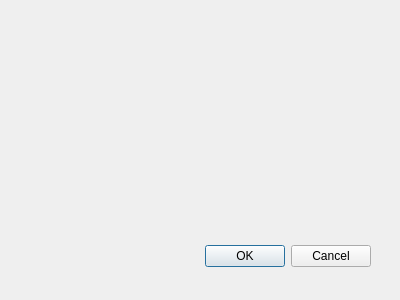
MathieuChailloux/BioDispersal, file eco_cont_dialog_base.ui: the form before one commit.
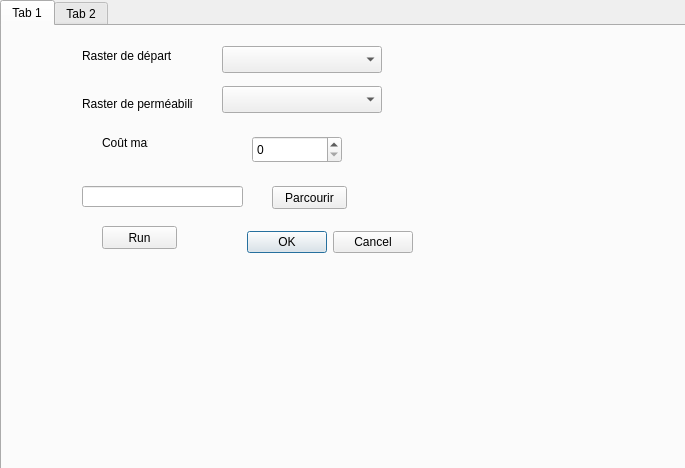
The form after the commit. Custom widgets are drawn as their Qt base class.

Commit message: Custom interface working with QGIS 3.0

```diff
--- a/eco_cont_dialog_base.ui
+++ b/eco_cont_dialog_base.ui
@@ -1,34 +1,174 @@
 <ui version="4.0" >
  <class>EcologicalContinuityDialogBase</class>
- <widget class="QDialog" name="EcologicalContinuityDialogBase" >
-  <property name="geometry" >
+ <widget class="QDialog" name="EcologicalContinuityDialogBase">
+  <property name="geometry">
    <rect>
     <x>0</x>
     <y>0</y>
-    <width>400</width>
-    <height>300</height>
+    <width>685</width>
+    <height>468</height>
    </rect>
   </property>
   <property name="windowTitle" >
    <string>Ecological Continuity</string>
   </property>
-  <widget class="QDialogButtonBox" name="button_box" >
-   <property name="geometry" >
+  <widget class="QTabWidget" name="tabWidget">
+   <property name="geometry">
     <rect>
-     <x>30</x>
-     <y>240</y>
-     <width>341</width>
-     <height>32</height>
+     <x>0</x>
+     <y>0</y>
+     <width>691</width>
+     <height>471</height>
     </rect>
    </property>
-   <property name="orientation" >
-    <enum>Qt::Horizontal</enum>
+   <property name="currentIndex">
+    <number>0</number>
    </property>
-   <property name="standardButtons" >
-    <set>QDialogButtonBox::Cancel|QDialogButtonBox::Ok</set>
-   </property>
+   <widget class="QWidget" name="tab">
+    <attribute name="title">
+     <string>Tab 1</string>
+    </attribute>
+    <widget class="QDialogButtonBox" name="button_box">
+     <property name="geometry">
+      <rect>
+       <x>230</x>
+       <y>200</y>
+       <width>181</width>
+       <height>32</height>
+      </rect>
+     </property>
+     <property name="orientation">
+      <enum>Qt::Horizontal</enum>
+     </property>
+     <property name="standardButtons">
+      <set>QDialogButtonBox::Cancel|QDialogButtonBox::Ok</set>
+     </property>
+    </widget>
+    <widget class="QLabel" name="label">
+     <property name="geometry">
+      <rect>
+       <x>80</x>
+       <y>20</y>
+       <width>91</width>
+       <height>20</height>
+      </rect>
+     </property>
+     <property name="text">
+      <string>Raster de départ</string>
+     </property>
+    </widget>
+    <widget class="QLabel" name="label_2">
+     <property name="geometry">
+      <rect>
+       <x>80</x>
+       <y>70</y>
+       <width>111</width>
+       <height>16</height>
+      </rect>
+     </property>
+     <property name="text">
+      <string>Raster de perméabilité</string>
+     </property>
+    </widget>
+    <widget class="QLabel" name="label_3">
+     <property name="geometry">
+      <rect>
+       <x>100</x>
+       <y>110</y>
+       <width>46</width>
+       <height>13</height>
+      </rect>
+     </property>
+     <property name="text">
+      <string>Coût max</string>
+     </property>
+    </widget>
+    <widget class="QgsMapLayerComboBox" name="rasterDepartComboBox">
+     <property name="geometry">
+      <rect>
+       <x>220</x>
+       <y>20</y>
+       <width>160</width>
+       <height>27</height>
+      </rect>
+     </property>
+    </widget>
+    <widget class="QgsMapLayerComboBox" name="rasterPermComboBox">
+     <property name="geometry">
+      <rect>
+       <x>220</x>
+       <y>60</y>
+       <width>160</width>
+       <height>27</height>
+      </rect>
+     </property>
+    </widget>
+    <widget class="QgsSpinBox" name="CoutMaxSpinBox">
+     <property name="geometry">
+      <rect>
+       <x>250</x>
+       <y>110</y>
+       <width>90</width>
+       <height>27</height>
+      </rect>
+     </property>
+    </widget>
+    <widget class="QLineEdit" name="lineEdit">
+     <property name="geometry">
+      <rect>
+       <x>80</x>
+       <y>160</y>
+       <width>161</width>
+       <height>21</height>
+      </rect>
+     </property>
+    </widget>
+    <widget class="QPushButton" name="pushButton">
+     <property name="geometry">
+      <rect>
+       <x>270</x>
+       <y>160</y>
+       <width>75</width>
+       <height>23</height>
+      </rect>
+     </property>
+     <property name="text">
+      <string>Parcourir</string>
+     </property>
+    </widget>
+    <widget class="QPushButton" name="runButton">
+     <property name="geometry">
+      <rect>
+       <x>100</x>
+       <y>200</y>
+       <width>75</width>
+       <height>23</height>
+      </rect>
+     </property>
+     <property name="text">
+      <string>Run</string>
+     </property>
+    </widget>
+   </widget>
+   <widget class="QWidget" name="tab_2">
+    <attribute name="title">
+     <string>Tab 2</string>
+    </attribute>
+   </widget>
   </widget>
  </widget>
+ <customwidgets>
+  <customwidget>
+   <class>QgsMapLayerComboBox</class>
+   <extends>QComboBox</extends>
+   <header>qgis.gui</header>
+  </customwidget>
+  <customwidget>
+   <class>QgsSpinBox</class>
+   <extends>QSpinBox</extends>
+   <header>qgis.gui</header>
+  </customwidget>
+ </customwidgets>
  <resources/>
  <connections>
   <connection>
```
Left out of the diff: 31 changed lines with no effect on the pictures. The commit also changes 1 other file.
